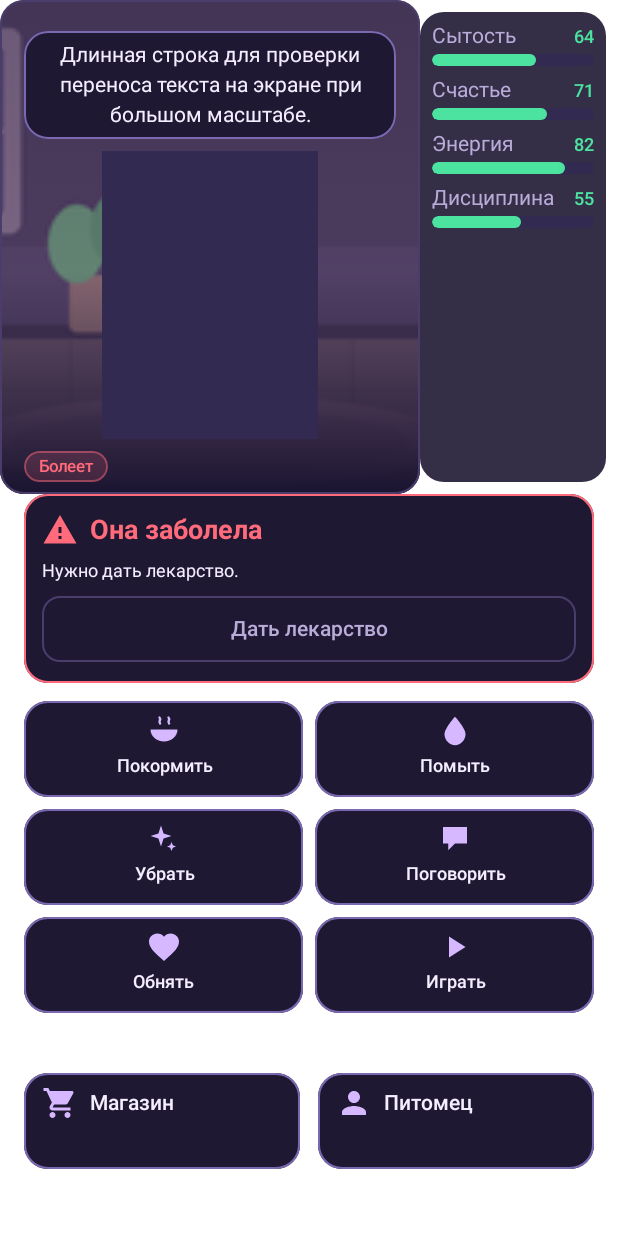
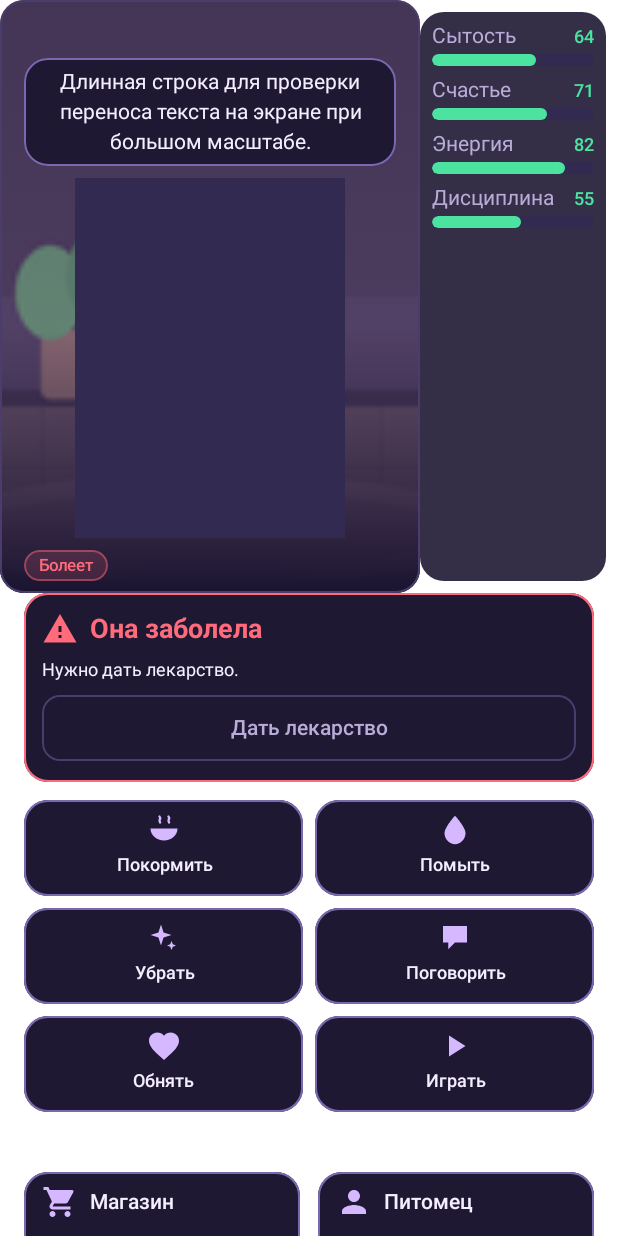
Before and after one commit to zimin3d/vaiwu-android, an Android app built with Jetpack Compose: the @Preview function HomePreviewIllness, on a phone screen of 412 x 824 dp. Run offline under Robolectric (Android 15) with nearby library versions, the phone set to English and light mode, and no system bars.

Commit message:
Heart symbol -> vector icon; larger hero sprite on home

```diff
--- a/app/src/main/java/su/neit/vaiwu/GameScreens.kt
+++ b/app/src/main/java/su/neit/vaiwu/GameScreens.kt
@@ -19,6 +19,7 @@ import androidx.compose.foundation.verticalScroll
 import androidx.compose.material3.Button
 import androidx.compose.material3.Card
 import androidx.compose.material3.CardDefaults
+import androidx.compose.material3.Icon
 import androidx.compose.material3.LinearProgressIndicator
 import androidx.compose.material3.MaterialTheme
 import androidx.compose.material3.OutlinedButton
@@ -242,8 +243,9 @@ private fun MiniGameHearts(state: MiniGameState, onChoice: (Int) -> Unit) {
         style = MaterialTheme.typography.bodyLarge,
     )
     BoxWithConstraints(modifier = Modifier.fillMaxSize()) {
-        Text(
-            text = "♥",
+        Icon(
+            imageVector = VaiwuIcons.heart,
+            contentDescription = null,
             modifier = Modifier
                 .align(Alignment.Center)
                 .offset {
@@ -254,9 +256,7 @@ private fun MiniGameHearts(state: MiniGameState, onChoice: (Int) -> Unit) {
                 }
                 .size(72.dp)
                 .clickable { onChoice(0) },
-            color = Color(0xFFFF8FA8),
-            fontSize = 54.sp,
-            textAlign = TextAlign.Center,
+            tint = Color(0xFFFF8FA8),
         )
     }
 }
--- a/app/src/main/java/su/neit/vaiwu/HomeScreen.kt
+++ b/app/src/main/java/su/neit/vaiwu/HomeScreen.kt
@@ -73,7 +73,7 @@ fun HomeScreen(
     modifier: Modifier = Modifier,
 ) {
     BoxWithConstraints(modifier = modifier.fillMaxSize()) {
-        val stageHeight = (maxHeight * 0.4f).coerceAtLeast(240.dp)
+        val stageHeight = (maxHeight * 0.48f).coerceAtLeast(280.dp)
         Column(
             modifier = Modifier
                 .fillMaxSize()
@@ -286,7 +286,7 @@ private fun PetStage(
                 characterId = pet.characterId,
                 emotionId = pet.emotionId,
                 description = pet.petName,
-                modifier = Modifier.size(144.dp, 192.dp),
+                modifier = Modifier.size(180.dp, 240.dp),
             )
             Spacer(Modifier.height(VaiwuSpacing.small))
             Row(
--- a/app/src/main/java/su/neit/vaiwu/VaiwuIcons.kt
+++ b/app/src/main/java/su/neit/vaiwu/VaiwuIcons.kt
@@ -90,6 +90,26 @@ internal object VaiwuIcons {
         }
     }.build()
 
+    /** A filled heart: the mini-game target. */
+    val heart: ImageVector = ImageVector.Builder(
+        name = "VaiwuHeart",
+        defaultWidth = 24.dp,
+        defaultHeight = 24.dp,
+        viewportWidth = 24f,
+        viewportHeight = 24f,
+    ).apply {
+        path(fill = SolidColor(Color.Black)) {
+            moveTo(12f, 21f)
+            curveTo(12f, 21f, 3f, 14.5f, 3f, 9f)
+            curveTo(3f, 6f, 5.5f, 3.5f, 8.5f, 3.5f)
+            curveTo(10.5f, 3.5f, 12f, 5f, 12f, 5f)
+            curveTo(12f, 5f, 13.5f, 3.5f, 15.5f, 3.5f)
+            curveTo(18.5f, 3.5f, 21f, 6f, 21f, 9f)
+            curveTo(21f, 14.5f, 12f, 21f, 12f, 21f)
+            close()
+        }
+    }.build()
+
     /** A speech bubble: talking. */
     val speech: ImageVector = ImageVector.Builder(
         name = "VaiwuSpeech",
```
